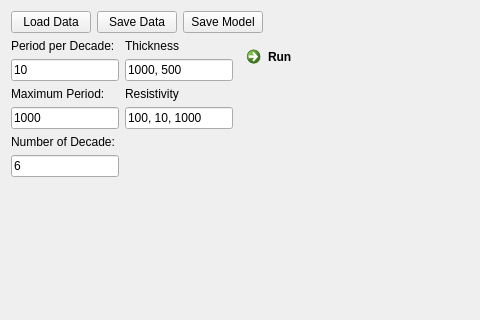
This is src/widget_1Dmod.ui in riflab/rifGEM as Qt 5 draws it before an edit; both pictures show x 0 to 480 and y 0 to 320 of the 729 by 562 pixel window. The edited form follows.
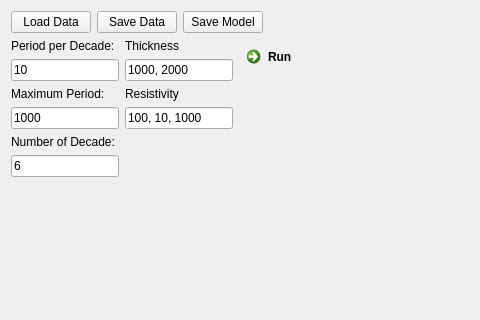
This is the edited form.

The edit to the form file:
```diff
--- a/src/widget_1Dmod.ui
+++ b/src/widget_1Dmod.ui
@@ -10,6 +10,12 @@
     <height>562</height>
    </rect>
   </property>
+  <property name="sizePolicy">
+   <sizepolicy hsizetype="Preferred" vsizetype="Preferred">
+    <horstretch>0</horstretch>
+    <verstretch>0</verstretch>
+   </sizepolicy>
+  </property>
   <property name="windowTitle">
    <string>1D Modelling</string>
   </property>
@@ -191,7 +197,7 @@
                 </sizepolicy>
                </property>
                <property name="text">
-                <string>1000, 500</string>
+                <string>1000, 2000</string>
                </property>
               </widget>
              </item>
```
